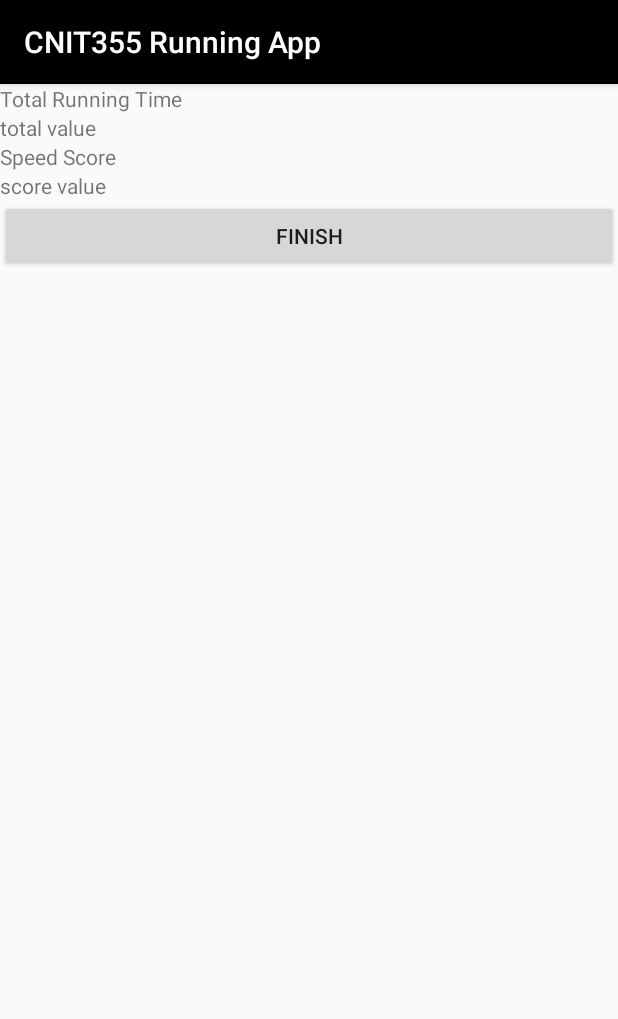
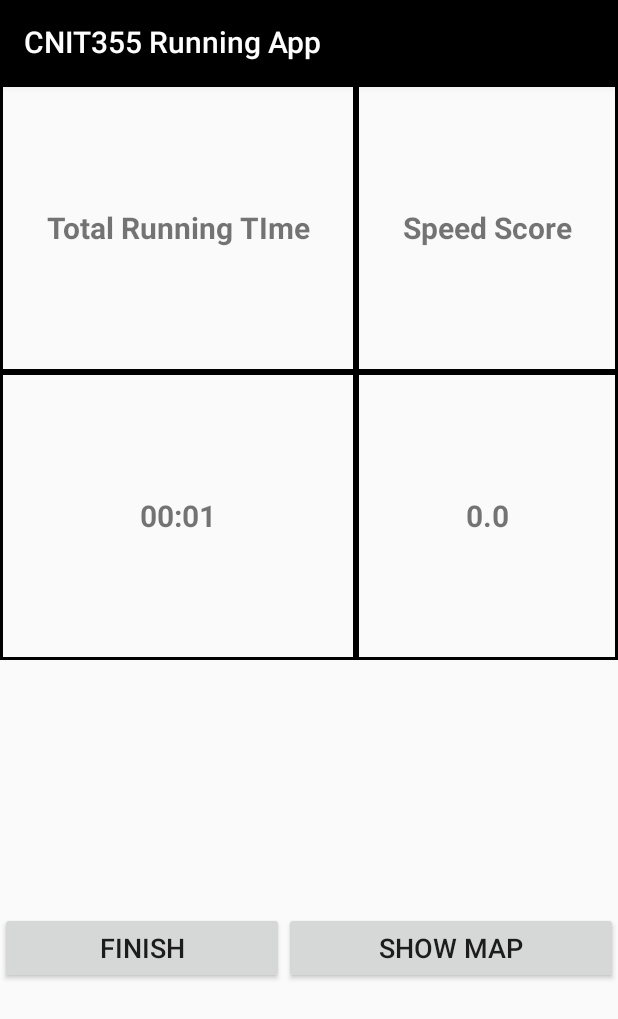
Before and after one commit to Andi-Sail/CoolRunning, an Android app: the ActivityResults screen opened directly, with no data from a screen before it, on a phone screen of 412 x 824 dp. Shown: the top 1019 px of the screen. Run offline under Robolectric (Android 15) with nearby library versions, the phone set to English and light mode, and no system bars.

Commit message:
Redesigned Result UI

```diff
--- a/CoolRunning/app/src/main/AndroidManifest.xml
+++ b/CoolRunning/app/src/main/AndroidManifest.xml
@@ -13,7 +13,6 @@
         android:roundIcon="@mipmap/ic_launcher_round"
         android:supportsRtl="true"
         android:theme="@style/AppTheme">
-
         <!--
              The API key for Google Maps-based APIs is defined as a string resource.
              (See the file "res/values/google_maps_api.xml").
@@ -28,7 +27,7 @@
 
         <activity
             android:name=".MapsActivity"
-            android:label="@string/title_activity_maps"></activity>
+            android:label="@string/title_activity_maps" />
 
         <service
             android:name=".SpeedMonitorService"
--- a/CoolRunning/app/src/main/java/ch/arebsame/coolrunning/ActivityResults.java
+++ b/CoolRunning/app/src/main/java/ch/arebsame/coolrunning/ActivityResults.java
@@ -2,16 +2,43 @@ package ch.arebsame.coolrunning;
 
 import androidx.appcompat.app.AppCompatActivity;
 
+import android.content.Intent;
 import android.os.Bundle;
+import android.view.View;
+import android.widget.Button;
+import android.widget.TextView;
 
-public class ActivityResults extends AppCompatActivity {
+public class ActivityResults extends AppCompatActivity
+{
+    TextView totalValue;
+    TextView scoreValue;
+    Button finishButton;
 
     @Override
-    protected void onCreate(Bundle savedInstanceState) {
+    protected void onCreate(Bundle savedInstanceState)
+    {
         super.onCreate(savedInstanceState);
         setContentView(R.layout.activity_results);
 
         setTitle("CNIT355 Running App");
 
+        totalValue = findViewById(R.id.totalValue);
+        scoreValue = findViewById(R.id.scoreValue);
+        finishButton = findViewById(R.id.finishButton);
+
+        totalValue.setText(CoolRunningCom.getRunningTimeFormated());
+        scoreValue.setText(String.valueOf(CoolRunningCom.getScore()));
+    }
+
+    public void onFinishClick(View view)
+    {
+        Intent mainActivity = new Intent(this, MainActivity.class);
+        startActivity(mainActivity);
+    }
+
+    public void onShowMapClick(View view)
+    {
+        Intent mapActivity = new Intent(this.getApplicationContext(), MapsActivity.class);
+        startActivity(mapActivity);
     }
 }
--- a/CoolRunning/app/src/main/java/ch/arebsame/coolrunning/ActivityRunning.java
+++ b/CoolRunning/app/src/main/java/ch/arebsame/coolrunning/ActivityRunning.java
@@ -88,14 +88,10 @@ public class ActivityRunning extends AppCompatActivity {
             stopService(speedServiceIntent);
             stopService(speedMonitorServiceIntent);
             finish();
-            // TODO: start result Activity --> probably use MainActivity as context (with: this.getApplicationContext()) so that 'back' will go back to main_actiity
-            // something like this
-            //Intent resultActivity = new Intent(this.getApplicationContext(), ActivityResults.class);
-            //startActivity(resultActivity);
 
-            // TODO: open from result activity on press of a button --> probably use ActivityResult as context (with: this) so that 'back' will go back to resylt_actiity
-            Intent mapActivity = new Intent(this.getApplicationContext(), MapsActivity.class);
-            startActivity(mapActivity);
+            Intent resultActivity = new Intent(this.getApplicationContext(), ActivityResults.class);
+            startActivity(resultActivity);
+
         }
     }
 
--- a/CoolRunning/app/src/main/java/ch/arebsame/coolrunning/MainActivity.java
+++ b/CoolRunning/app/src/main/java/ch/arebsame/coolrunning/MainActivity.java
@@ -31,12 +31,14 @@ import org.w3c.dom.Text;
 
 public class MainActivity extends AppCompatActivity
 {
+    /*
     SpeedMonitor monitor;
     MediaPlayer music;
     EditText targetSpeed;
     EditText currentSpeed;
     TextView status;
     Button button;
+     */
     Spinner dropdown;
     SeekBar difficultyBar;
 
@@ -139,7 +141,7 @@ public class MainActivity extends AppCompatActivity
         ((TextView)findViewById(R.id.speedVariable)).setText(String.format("%.02f", startingSpeed));
     }
 
-    public void onStartRunningClick(View vies) {
+    public void onStartRunningClick(View view) {
         Intent runningActivity = new Intent(this, ActivityRunning.class);
         startActivity(runningActivity);
     }
--- a/CoolRunning/app/src/main/java/ch/arebsame/coolrunning/MapsActivity.java
+++ b/CoolRunning/app/src/main/java/ch/arebsame/coolrunning/MapsActivity.java
@@ -2,7 +2,9 @@ package ch.arebsame.coolrunning;
 
 import androidx.fragment.app.FragmentActivity;
 
+import android.content.Intent;
 import android.os.Bundle;
+import android.view.View;
 
 import com.google.android.gms.maps.CameraUpdateFactory;
 import com.google.android.gms.maps.GoogleMap;
@@ -69,4 +71,10 @@ public class MapsActivity extends FragmentActivity implements OnMapReadyCallback
             }
         });
     }
+
+    public void onBackClick(View view)
+    {
+        Intent resultsActivity = new Intent(this, ActivityResults.class);
+        startActivity(resultsActivity);
+    }
 }
--- a/CoolRunning/app/src/main/res/layout/activity_maps.xml
+++ b/CoolRunning/app/src/main/res/layout/activity_maps.xml
@@ -1,10 +1,25 @@
 <?xml version="1.0" encoding="utf-8"?>
-<fragment xmlns:android="http://schemas.android.com/apk/res/android"
-    xmlns:map="http://schemas.android.com/apk/res-auto"
+<LinearLayout xmlns:android="http://schemas.android.com/apk/res/android"
     xmlns:tools="http://schemas.android.com/tools"
-    android:id="@+id/map"
-    android:name="com.google.android.gms.maps.SupportMapFragment"
     android:layout_width="match_parent"
     android:layout_height="match_parent"
-    android:screenOrientation="portrait"
-    tools:context=".MapsActivity" />
+    android:orientation="vertical"
+    tools:context=".MapsActivity">
+
+    <fragment
+        android:id="@+id/map"
+        android:name="com.google.android.gms.maps.SupportMapFragment"
+        android:layout_width="match_parent"
+        android:layout_height="0dp"
+        android:layout_weight="10"
+        android:screenOrientation="portrait" />
+
+    <Button
+        android:id="@+id/button2"
+        android:layout_width="match_parent"
+        android:layout_height="wrap_content"
+        android:layout_weight="1"
+        android:onClick="onBackClick"
+        android:text="Back" />
+
+</LinearLayout>
--- a/CoolRunning/app/src/main/res/layout/activity_results.xml
+++ b/CoolRunning/app/src/main/res/layout/activity_results.xml
@@ -1,47 +1,110 @@
 <?xml version="1.0" encoding="utf-8"?>
-<androidx.constraintlayout.widget.ConstraintLayout xmlns:android="http://schemas.android.com/apk/res/android"
-    xmlns:app="http://schemas.android.com/apk/res-auto"
+<LinearLayout xmlns:android="http://schemas.android.com/apk/res/android"
     xmlns:tools="http://schemas.android.com/tools"
     android:layout_width="match_parent"
     android:layout_height="match_parent"
+    android:layout_weight="2"
     android:screenOrientation="portrait"
+    android:orientation="vertical"
     tools:context=".ActivityResults">
+
+    <TableLayout
+        android:id="@+id/resultTable"
+        android:layout_width="match_parent"
+        android:layout_height="match_parent"
+        android:layout_weight="1"
+        android:orientation="vertical"
+        tools:layout_editor_absoluteX="1dp"
+        tools:layout_editor_absoluteY="1dp">
+
+        <TableRow
+            android:layout_width="fill_parent"
+            android:layout_height="wrap_content"
+            android:layout_weight="1">
+
+            <TextView
+                android:id="@+id/totalRunTime"
+                android:layout_width="match_parent"
+                android:layout_height="match_parent"
+                android:layout_weight="1"
+                android:gravity="center"
+                android:text="Total Running TIme"
+                android:textAlignment="center"
+                android:textSize="20sp"
+                android:textStyle="bold"
+                android:background="@drawable/my_border"/>
+
+            <TextView
+                android:id="@+id/scoreText"
+                android:layout_width="match_parent"
+                android:layout_height="match_parent"
+                android:layout_weight="1"
+                android:text="Speed Score"
+                android:textAlignment="center"
+                android:textSize="20sp"
+                android:textStyle="bold"
+                android:gravity="center"
+                android:background="@drawable/my_border"/>
+        </TableRow>
+
+        <TableRow
+            android:layout_width="fill_parent"
+            android:layout_height="wrap_content"
+            android:layout_weight="1">
+            <TextView
+                android:id="@+id/totalValue"
+                android:layout_width="match_parent"
+                android:layout_height="match_parent"
+                android:layout_weight="1"
+                android:gravity="center"
+                android:textAlignment="center"
+                android:textSize="20sp"
+                android:textStyle="bold"
+                android:background="@drawable/my_border"/>
+
+            <TextView
+                android:id="@+id/scoreValue"
+                android:layout_width="match_parent"
+                android:layout_height="match_parent"
+                android:layout_weight="1"
+                android:gravity="center"
+                android:textAlignment="center"
+                android:textSize="20sp"
+                android:textStyle="bold"
+                android:background="@drawable/my_border"/>
+
+        </TableRow>
+
+    </TableLayout>
 
     <LinearLayout
         android:layout_width="match_parent"
         android:layout_height="match_parent"
-        android:orientation="vertical"
-        tools:layout_editor_absoluteX="1dp"
-        tools:layout_editor_absoluteY="1dp">
-
-        <TextView
-            android:id="@+id/totalText"
-            android:layout_width="match_parent"
-            android:layout_height="wrap_content"
-            android:text="Total Running Time" />
-
-        <TextView
-            android:id="@+id/totalValue"
-            android:layout_width="match_parent"
-            android:layout_height="wrap_content"
-            android:text="total value" />
-
-        <TextView
-            android:id="@+id/scoreText"
-            android:layout_width="match_parent"
-            android:layout_height="wrap_content"
-            android:text="Speed Score" />
-
-        <TextView
-            android:id="@+id/scoreValue"
-            android:layout_width="match_parent"
-            android:layout_height="wrap_content"
-            android:text="score value" />
+        android:layout_weight="1"
+        android:gravity="center"
+        android:orientation="horizontal">
 
         <Button
             android:id="@+id/finishButton"
-            android:layout_width="match_parent"
+            android:layout_width="wrap_content"
             android:layout_height="wrap_content"
-            android:text="Finish" />
+            android:layout_weight="1"
+            android:layout_gravity="center"
+            android:onClick="onFinishClick"
+            android:text="Finish"
+            android:textSize="18sp"
+            android:textAlignment="center"/>
+
+        <Button
+            android:id="@+id/mapButton"
+            android:layout_width="wrap_content"
+            android:layout_height="wrap_content"
+            android:layout_weight="1"
+            android:layout_gravity="center"
+            android:onClick="onShowMapClick"
+            android:text="Show Map"
+            android:textSize="18sp"
+            android:textAlignment="center"/>
     </LinearLayout>
-</androidx.constraintlayout.widget.ConstraintLayout>
+
+</LinearLayout>
```
